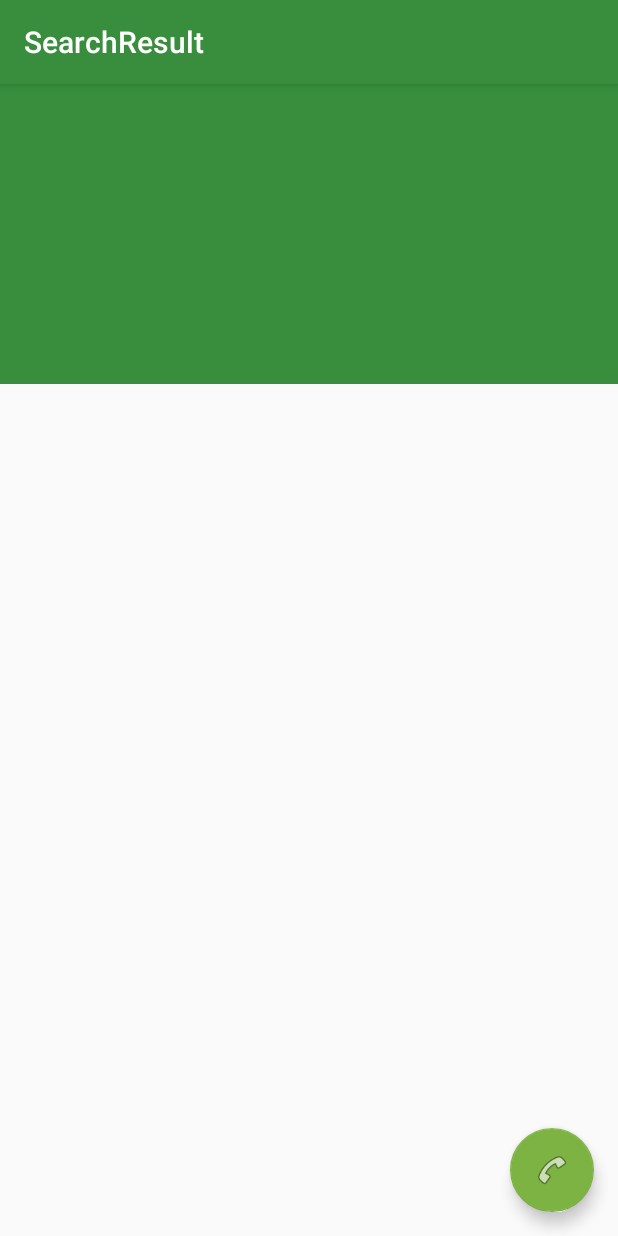
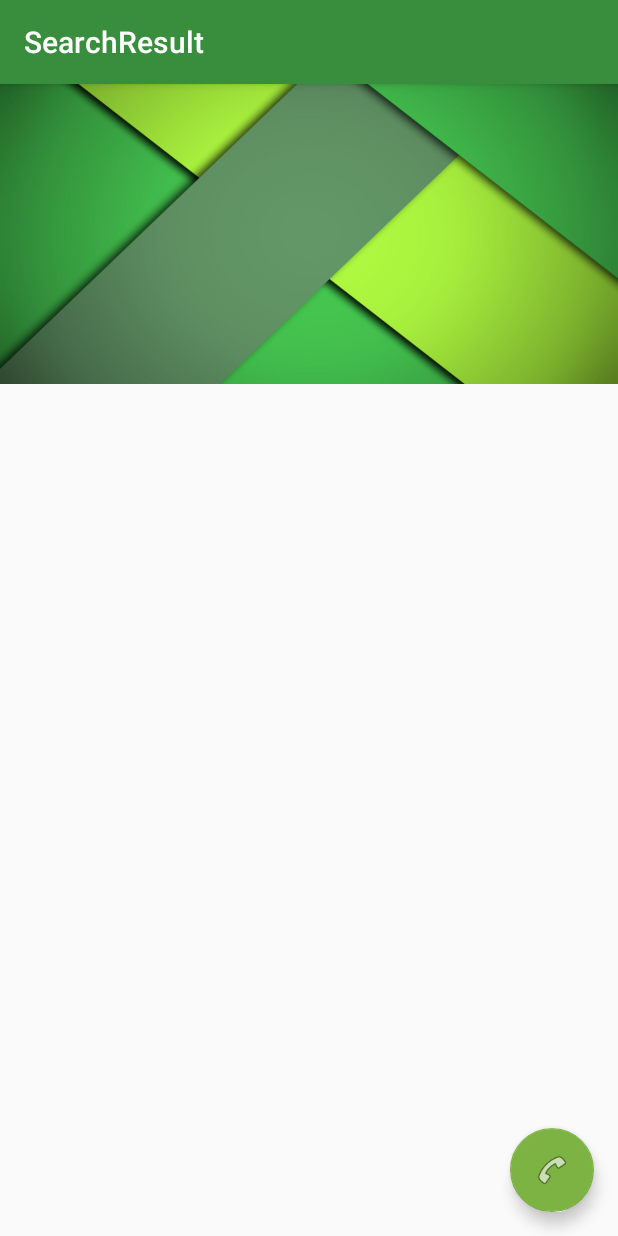
Before and after one commit to Ihalapathirana/PhoneCodes, an Android app: the SearchResult screen opened directly, with no data from a screen before it, on a phone screen of 412 x 824 dp. Run offline under Robolectric (Android 15) with nearby library versions, the phone set to English and light mode, and no system bars; our stand-ins replace AdMob; 6 statements that could not run were skipped.

Commit message:
added adMob

```diff
--- a/app/build.gradle
+++ b/app/build.gradle
@@ -26,4 +26,6 @@ dependencies {
     testImplementation 'junit:junit:4.12'
     androidTestImplementation 'com.android.support.test:runner:1.0.1'
     androidTestImplementation 'com.android.support.test.espresso:espresso-core:3.0.1'
+    compile 'com.google.android.gms:play-services-ads:8.4.0'
+
 }
--- a/app/src/main/java/com/example/anushai/phonecode/SearchResult.java
+++ b/app/src/main/java/com/example/anushai/phonecode/SearchResult.java
@@ -11,6 +11,10 @@ import android.util.Log;
 import android.view.View;
 import android.widget.TextView;
 import android.widget.Toast;
+
+import com.google.android.gms.ads.AdRequest;
+import com.google.android.gms.ads.AdView;
+import com.google.android.gms.ads.MobileAds;
 
 import org.json.JSONArray;
 import org.json.JSONObject;
@@ -35,6 +39,7 @@ public class SearchResult extends AppCompatActivity implements AsyncResponse {
     String tabtype;
     JSONArray jsonArray;
     JSONObject jsonObject;
+    AdView mAdView;
 
     @Override
     protected void onCreate(Bundle savedInstanceState) {
@@ -110,6 +115,13 @@ public class SearchResult extends AppCompatActivity implements AsyncResponse {
             }
         }
 
+        MobileAds.initialize(this,
+                "ca-app-pub-3940256099942544~3347511713");
+
+        mAdView = findViewById(R.id.adView);
+        AdRequest adRequest = new AdRequest.Builder().build();
+        mAdView.loadAd(adRequest);
+
 
     }
 
@@ -161,6 +173,7 @@ public class SearchResult extends AppCompatActivity implements AsyncResponse {
                     Toast.makeText(this, "Multiple results ", Toast.LENGTH_SHORT).show();
 
                 }
+
             }if(tabtype.equals("areaTab")){
 
                 for (int i = 0; i < jsonArray.length(); i++) {
--- a/app/src/main/res/layout/activity_main.xml
+++ b/app/src/main/res/layout/activity_main.xml
@@ -67,7 +67,7 @@
     <android.support.v4.view.ViewPager
         android:id="@+id/container"
         android:layout_width="match_parent"
-        android:layout_height="match_parent"
+        android:layout_height="wrap_content"
         app:layout_behavior="@string/appbar_scrolling_view_behavior" />
 
 
--- a/app/src/main/res/layout/content_search_result.xml
+++ b/app/src/main/res/layout/content_search_result.xml
@@ -15,7 +15,7 @@
         android:layout_alignParentEnd="true"
         android:layout_alignParentRight="true"
         android:layout_alignParentTop="true"
-        android:background="#388e3c"
+        android:background="@drawable/lg"
 
          />
 
@@ -113,4 +113,17 @@
         android:layout_alignStart="@+id/textView7"
         android:textSize="20dp" />
 
+    <com.google.android.gms.ads.AdView xmlns:ads="http://schemas.android.com/apk/res-auto"
+        android:id="@+id/adView"
+        android:layout_width="fill_parent"
+        android:layout_height="wrap_content"
+        android:layout_alignParentBottom="true"
+        android:layout_alignParentLeft="true"
+        android:layout_alignParentStart="true"
+        ads:adSize="BANNER"
+        ads:adUnitId="ca-app-pub-3940256099942544/6300978111">
+
+    </com.google.android.gms.ads.AdView>
+
+
 </RelativeLayout>
```
Also changed, not shown: app/src/main/java/com/example/anushai/phonecode/AreaLayout.java (+11 -0 lines), app/src/main/java/com/example/anushai/phonecode/OperatorLayout.java (+11 -0 lines), app/src/main/java/com/example/anushai/phonecode/countryLayout.java (+13 -0 lines), app/src/main/res/layout/area_layout.xml (+11 -0 lines), app/src/main/res/layout/country_layout.xml (+11 -0 lines), app/src/main/res/layout/operator_layout.xml (+11 -0 lines), app/src/main/res/drawable/lg.png (added).
